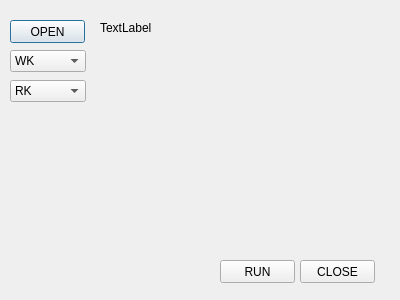
Qt form TP.ui (blissin/window_git) before a commit.
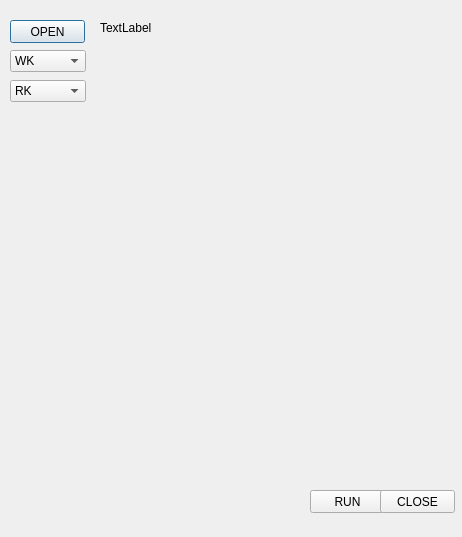
The same form after that commit.

Diff of the .ui file:
```diff
--- a/TP.ui
+++ b/TP.ui
@@ -6,8 +6,8 @@
    <rect>
     <x>0</x>
     <y>0</y>
-    <width>400</width>
-    <height>300</height>
+    <width>462</width>
+    <height>537</height>
    </rect>
   </property>
   <property name="windowTitle">
@@ -97,8 +97,8 @@
   <widget class="QPushButton" name="pushButton_run">
    <property name="geometry">
     <rect>
-     <x>220</x>
-     <y>260</y>
+     <x>310</x>
+     <y>490</y>
      <width>75</width>
      <height>23</height>
     </rect>
@@ -110,8 +110,8 @@
   <widget class="QPushButton" name="pushButton_exit">
    <property name="geometry">
     <rect>
-     <x>300</x>
-     <y>260</y>
+     <x>380</x>
+     <y>490</y>
      <width>75</width>
      <height>23</height>
     </rect>
@@ -120,6 +120,16 @@
     <string>CLOSE</string>
    </property>
   </widget>
+  <widget class="QWidget" name="graph_viewer" native="true">
+   <property name="geometry">
+    <rect>
+     <x>20</x>
+     <y>120</y>
+     <width>351</width>
+     <height>271</height>
+    </rect>
+   </property>
+  </widget>
  </widget>
  <resources/>
  <connections>
```
Left out of the diff: 23 changed lines with no effect on the pictures.
